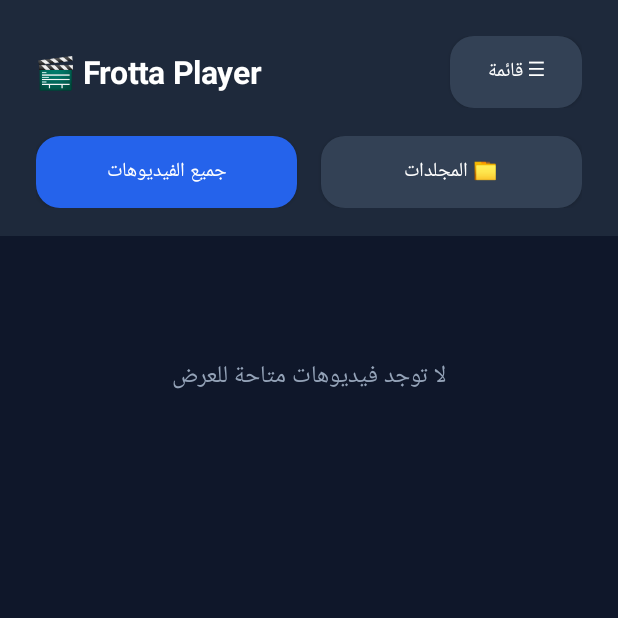
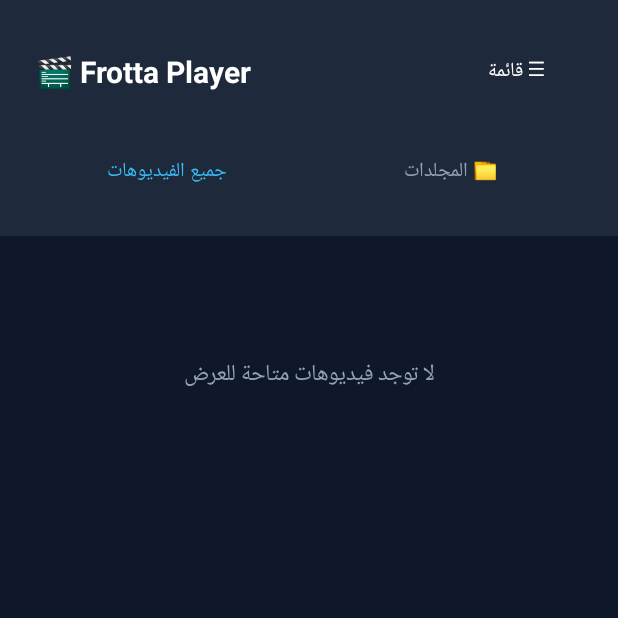
Before and after one commit to froottaa1/FrottaPlayer, an Android app: the screen it shows after launch (MainActivity), after a tap on "جميع الفيديوهات", on a phone screen of 412 x 824 dp, the top half of it. Run offline under Robolectric (Android 15) with nearby library versions, the phone set to English and light mode, and no system bars; 1 other tap on this screen came first.

Commit message:
Refactor UI elements and improve layout styles
Refactor UI components to use transparent buttons and adjust text sizes for better aesthetics. Removed unnecessary comments and optimized layout parameters.

```diff
--- a/app/src/main/java/com/frotta/player/MainActivity.kt
+++ b/app/src/main/java/com/frotta/player/MainActivity.kt
@@ -72,7 +72,6 @@ data class FolderItem(
 @OptIn(UnstableApi::class)
 class MainActivity : AppCompatActivity() {
 
-    // عناصر الواجهة الرئيسية (المعرض)
     private lateinit var rootFrame: FrameLayout
     private lateinit var browserContainer: LinearLayout
     private lateinit var recyclerView: RecyclerView
@@ -83,19 +82,16 @@ class MainActivity : AppCompatActivity() {
     private lateinit var subHeaderTitle: TextView
     private lateinit var emptyMsgText: TextView
 
-    // بيانات الفيديوهات والمجلدات
     private val allVideos = mutableListOf<VideoItem>()
     private val foldersList = mutableListOf<FolderItem>()
     private var isFolderTab = false
     private var currentOpenedFolder: FolderItem? = null
     private var isGridView = false
 
-    // تحميل الصور المصغرة في الخلفية
     private val thumbExecutor = Executors.newFixedThreadPool(4)
     private val mainHandler = Handler(Looper.getMainLooper())
     private val thumbCache = object : LruCache<Long, Bitmap>(40) {}
 
-    // عناصر مشغل الفيديو
     private lateinit var playerContainer: FrameLayout
     private lateinit var playerView: PlayerView
     private lateinit var controlsOverlay: FrameLayout
@@ -113,12 +109,11 @@ class MainActivity : AppCompatActivity() {
     private var isLandscape = false
     private var currentResizeMode = AspectRatioFrameLayout.RESIZE_MODE_FIT
 
-    // متغيرات التحكم باللمس والسحب (الصوت، السطوع، التقديم)
     private lateinit var audioManager: AudioManager
     private var touchStartX = 0f
     private var touchStartY = 0f
     private var isSwiping = false
-    private var swipeMode = 0 // 0=None, 1=Brightness, 2=Volume, 3=Seek
+    private var swipeMode = 0
     private var initialBrightness = 0.5f
     private var initialVolume = 0
     private var maxVolume = 15
@@ -215,7 +210,6 @@ class MainActivity : AppCompatActivity() {
             )
         }
 
-        // الشريط العلوي للمعرض
         val header = LinearLayout(this).apply {
             orientation = LinearLayout.HORIZONTAL
             gravity = Gravity.CENTER_VERTICAL
@@ -225,13 +219,13 @@ class MainActivity : AppCompatActivity() {
 
         val title = TextView(this).apply {
             text = "🎬 Frotta Player"
-            textSize = 21f
+            textSize = 20f
             setTextColor(Color.WHITE)
             setTypeface(null, Typeface.BOLD)
             layoutParams = LinearLayout.LayoutParams(0, ViewGroup.LayoutParams.WRAP_CONTENT, 1f)
         }
 
-        layoutToggleBtn = createPillButton("⊞ شبكة", "#334155").apply {
+        layoutToggleBtn = createTransparentButton("⊞ شبكة").apply {
             setOnClickListener {
                 isGridView = !isGridView
                 text = if (isGridView) "☰ قائمة" else "⊞ شبكة"
@@ -242,14 +236,13 @@ class MainActivity : AppCompatActivity() {
         header.addView(title)
         header.addView(layoutToggleBtn)
 
-        // شريط التبويبات (جميع الفيديوهات | المجلدات)
         val tabsRow = LinearLayout(this).apply {
             orientation = LinearLayout.HORIZONTAL
             setBackgroundColor(Color.parseColor("#1E293B"))
             setPadding(36, 0, 36, 28)
         }
 
-        tabAllVideosBtn = createPillButton("جميع الفيديوهات", "#2563EB").apply {
+        tabAllVideosBtn = createTransparentButton("جميع الفيديوهات").apply {
             layoutParams = LinearLayout.LayoutParams(0, ViewGroup.LayoutParams.WRAP_CONTENT, 1f).apply {
                 marginEnd = 12
             }
@@ -261,7 +254,7 @@ class MainActivity : AppCompatActivity() {
             }
         }
 
-        tabFoldersBtn = createPillButton("📁 المجلدات", "#334155").apply {
+        tabFoldersBtn = createTransparentButton("📁 المجلدات").apply {
             layoutParams = LinearLayout.LayoutParams(0, ViewGroup.LayoutParams.WRAP_CONTENT, 1f).apply {
                 marginStart = 12
             }
@@ -276,7 +269,6 @@ class MainActivity : AppCompatActivity() {
         tabsRow.addView(tabAllVideosBtn)
         tabsRow.addView(tabFoldersBtn)
 
-        // شريط عنوان المجلد المفتوح
         subHeaderBar = LinearLayout(this).apply {
             orientation = LinearLayout.HORIZONTAL
             gravity = Gravity.CENTER_VERTICAL
@@ -285,7 +277,7 @@ class MainActivity : AppCompatActivity() {
             visibility = View.GONE
         }
 
-        val backFolderBtn = createPillButton("⬅ رجوع للمجلدات", "#334155").apply {
+        val backFolderBtn = createTransparentButton("⬅ رجوع").apply {
             setOnClickListener {
                 currentOpenedFolder = null
                 refreshBrowserList()
@@ -293,7 +285,7 @@ class MainActivity : AppCompatActivity() {
         }
 
         subHeaderTitle = TextView(this).apply {
-            textSize = 16f
+            textSize = 15f
             setTextColor(Color.parseColor("#38BDF8"))
             setTypeface(null, Typeface.BOLD)
             setPadding(24, 0, 24, 0)
@@ -304,7 +296,7 @@ class MainActivity : AppCompatActivity() {
 
         emptyMsgText = TextView(this).apply {
             text = "جاري فحص الفيديوهات على الهاتف..."
-            textSize = 16f
+            textSize = 15f
             setTextColor(Color.parseColor("#94A3B8"))
             gravity = Gravity.CENTER
             setPadding(48, 120, 48, 48)
@@ -339,7 +331,7 @@ class MainActivity : AppCompatActivity() {
         }
 
         playerView = PlayerView(this).apply {
-            useController = false // نستخدم واجهة التحكم المخصصة بأسفل اليسار
+            useController = false
             resizeMode = currentResizeMode
             layoutParams = FrameLayout.LayoutParams(
                 FrameLayout.LayoutParams.MATCH_PARENT,
@@ -347,7 +339,6 @@ class MainActivity : AppCompatActivity() {
             )
         }
 
-        // طبقة استقبال اللمس والسحب (سطوع، صوت، تقديم/تأخير)
         val gestureSurface = View(this).apply {
             layoutParams = FrameLayout.LayoutParams(
                 FrameLayout.LayoutParams.MATCH_PARENT,
@@ -356,16 +347,15 @@ class MainActivity : AppCompatActivity() {
             setOnTouchListener { _, event -> handlePlayerTouch(event) }
         }
 
-        // مؤشر السحب في منتصف الشاشة
         gestureIndicator = TextView(this).apply {
-            textSize = 20f
+            textSize = 18f
             setTextColor(Color.WHITE)
             setTypeface(null, Typeface.BOLD)
             gravity = Gravity.CENTER
-            setPadding(48, 28, 48, 28)
+            setPadding(40, 24, 40, 24)
             background = GradientDrawable().apply {
                 setColor(Color.parseColor("#CC000000"))
-                cornerRadius = 32f
+                cornerRadius = 28f
             }
             visibility = View.GONE
             layoutParams = FrameLayout.LayoutParams(
@@ -375,7 +365,6 @@ class MainActivity : AppCompatActivity() {
             )
         }
 
-        // واجهة أزرار المشغل المخصصة
         controlsOverlay = FrameLayout(this).apply {
             layoutParams = FrameLayout.LayoutParams(
                 FrameLayout.LayoutParams.MATCH_PARENT,
@@ -383,12 +372,11 @@ class MainActivity : AppCompatActivity() {
             )
         }
 
-        // الشريط العلوي للمشغل
         val topPlayerBar = LinearLayout(this).apply {
             orientation = LinearLayout.HORIZONTAL
             gravity = Gravity.CENTER_VERTICAL
             setBackgroundColor(Color.parseColor("#99000000"))
-            setPadding(28, 24, 28, 24)
+            setPadding(24, 20, 24, 20)
             layoutParams = FrameLayout.LayoutParams(
                 FrameLayout.LayoutParams.MATCH_PARENT,
                 FrameLayout.LayoutParams.WRAP_CONTENT,
@@ -396,32 +384,32 @@ class MainActivity : AppCompatActivity() {
             )
         }
 
-        val closePlayerBtn = createPillButton("⬅ رجوع", "#1E293B").apply {
+        val closePlayerBtn = createTransparentButton("⬅ رجوع").apply {
             setOnClickListener { closeVideoPlayer() }
         }
 
         playerTitleText = TextView(this).apply {
-            textSize = 15f
+            textSize = 14f
             setTextColor(Color.WHITE)
             setTypeface(null, Typeface.BOLD)
             maxLines = 1
             ellipsize = TextUtils.TruncateAt.END
-            setPadding(24, 0, 24, 0)
+            setPadding(20, 0, 20, 0)
             layoutParams = LinearLayout.LayoutParams(0, ViewGroup.LayoutParams.WRAP_CONTENT, 1f)
         }
 
-        val ratioBtn = createPillButton("📐 الأبعاد", "#1E293B").apply {
+        val ratioBtn = createTransparentButton("📐 الأبعاد").apply {
             setOnClickListener {
                 toggleResizeMode()
                 scheduleHideControls()
             }
         }
 
-        val rotateBtn = createPillButton("🔄 تدوير", "#1E293B").apply {
+        val rotateBtn = createTransparentButton("🔄 تدوير").apply {
             layoutParams = LinearLayout.LayoutParams(
                 ViewGroup.LayoutParams.WRAP_CONTENT,
                 ViewGroup.LayoutParams.WRAP_CONTENT
-            ).apply { marginStart = 12 }
+            ).apply { marginStart = 8 }
             setOnClickListener {
                 toggleOrientation()
                 scheduleHideControls()
@@ -433,21 +421,18 @@ class MainActivity : AppCompatActivity() {
         topPlayerBar.addView(ratioBtn)
         topPlayerBar.addView(rotateBtn)
 
-        // الشريط السفلي (شريط الوقت + أزرار التشغيل في الأسفل على اليسار)
         val bottomPlayerBar = LinearLayout(this).apply {
             orientation = LinearLayout.VERTICAL
             setBackgroundColor(Color.parseColor("#99000000"))
-            setPadding(32, 16, 32, 28)
+            setPadding(28, 12, 28, 24)
             layoutParams = FrameLayout.LayoutParams(
                 FrameLayout.LayoutParams.MATCH_PARENT,
                 FrameLayout.LayoutParams.WRAP_CONTENT,
                 Gravity.BOTTOM
             )
-            // نفرض اتجاه LTR في شريط المشغل السفلي لتكون الأزرار دائماً في أقصى اليسار
             layoutDirection = View.LAYOUT_DIRECTION_LTR
         }
 
-        // صف شريط التقدم والوقت
         val seekRow = LinearLayout(this).apply {
             orientation = LinearLayout.HORIZONTAL
             gravity = Gravity.CENTER_VERTICAL
@@ -456,13 +441,13 @@ class MainActivity : AppCompatActivity() {
         currentTimeText = TextView(this).apply {
             text = "00:00"
             setTextColor(Color.WHITE)
-            textSize = 13f
+            textSize = 12f
         }
 
         seekBar = SeekBar(this).apply {
             layoutParams = LinearLayout.LayoutParams(0, ViewGroup.LayoutParams.WRAP_CONTENT, 1f).apply {
-                marginStart = 16
-                marginEnd = 16
+                marginStart = 12
+                marginEnd = 12
             }
             setOnSeekBarChangeListener(object : SeekBar.OnSeekBarChangeListener {
                 override fun onProgressChanged(sb: SeekBar?, progress: Int, fromUser: Boolean) {
@@ -483,34 +468,33 @@ class MainActivity : AppCompatActivity() {
         totalTimeText = TextView(this).apply {
             text = "00:00"
             setTextColor(Color.parseColor("#CBD5E1"))
-            textSize = 13f
+            textSize = 12f
         }
 
         seekRow.addView(currentTimeText)
         seekRow.addView(seekBar)
         seekRow.addView(totalTimeText)
 
-        // صف أزرار التحكم الموضوعة في الأسفل جهة اليسار حتى لا تغطي الفيديو
         val bottomLeftControlsRow = LinearLayout(this).apply {
             orientation = LinearLayout.HORIZONTAL
             gravity = Gravity.START or Gravity.CENTER_VERTICAL
-            setPadding(8, 12, 8, 0)
+            setPadding(4, 8, 4, 0)
         }
 
-        val rewindBtn = createPillButton("⏪ -10s", "#1E293B").apply {
+        val rewindBtn = createTransparentButton("⏪ -10s").apply {
             setOnClickListener {
                 exoPlayer?.let { p -> p.seekTo((p.currentPosition - 10_000L).coerceAtLeast(0L)) }
                 scheduleHideControls()
             }
         }
 
-        playPauseBtn = createPillButton("⏸ إيقاف", "#2563EB").apply {
+        playPauseBtn = createTransparentButton("⏸ إيقاف").apply {
             layoutParams = LinearLayout.LayoutParams(
                 ViewGroup.LayoutParams.WRAP_CONTENT,
                 ViewGroup.LayoutParams.WRAP_CONTENT
             ).apply {
-                marginStart = 16
-                marginEnd = 16
+                marginStart = 12
+                marginEnd = 12
             }
             setOnClickListener {
                 exoPlayer?.let { p ->
@@ -521,7 +505,7 @@ class MainActivity : AppCompatActivity() {
             }
         }
 
-        val forwardBtn = createPillButton("⏩ +10s", "#1E293B").apply {
+        val forwardBtn = createTransparentButton("⏩ +10s").apply {
             setOnClickListener {
                 exoPlayer?.let { p ->
                     val dur = p.duration.coerceAtLeast(0L)
@@ -547,7 +531,6 @@ class MainActivity : AppCompatActivity() {
         playerContainer.addView(gestureIndicator)
     }
 
-    // معالجة إيماءات اللمس والسحب (يسار: سطوع، يمين: صوت، أفقي: تقديم وتأخير)
     private fun handlePlayerTouch(event: MotionEvent): Boolean {
         val screenW = playerContainer.width.coerceAtLeast(1)
         val screenH = playerContainer.height.coerceAtLeast(1)
@@ -569,14 +552,14 @@ class MainActivity : AppCompatActivity() {
 
             MotionEvent.ACTION_MOVE -> {
                 val dx = event.x - touchStartX
-                val dy = touchStartY - event.y // للأعلى موجب، للأسفل سالب
+                val dy = touchStartY - event.y
 
                 if (!isSwiping && (abs(dx) > 35f || abs(dy) > 35f)) {
                     isSwiping = true
                     swipeMode = if (abs(dx) > abs(dy)) {
-                        3 // سحب أفقي للتقديم والتأخير
+                        3
                     } else {
-                        if (touchStartX < screenW / 2f) 1 else 2 // 1: يسار (سطوع)، 2: يمين (صوت)
+                        if (touchStartX < screenW / 2f) 1 else 2
                     }
                     gestureIndicator.visibility = View.VISIBLE
                     mainHandler.removeCallbacks(hideControlsRunnable)
@@ -584,7 +567,7 @@ class MainActivity : AppCompatActivity() {
 
                 if (isSwiping) {
                     when (swipeMode) {
-                        1 -> { // التحكم في السطوع (النصف الأيسر)
+                        1 -> {
                             val delta = dy / (screenH * 0.65f)
                             val newBri = (initialBrightness + delta).coerceIn(0.02f, 1.0f)
                             val lp = window.attributes
@@ -593,16 +576,15 @@ class MainActivity : AppCompatActivity() {
                             val pct = (newBri * 100).toInt()
                             gestureIndicator.text = "☀️ السطوع: $pct%"
                         }
-                        2 -> { // التحكم في الصوت (النصف الأيمن)
+                        2 -> {
                             val delta = dy / (screenH * 0.65f)
                             val newVol = (initialVolume + (delta * maxVolume)).toInt().coerceIn(0, maxVolume)
                             audioManager.setStreamVolume(AudioManager.STREAM_MUSIC, newVol, 0)
                             val pct = ((newVol.toFloat() / maxVolume) * 100).toInt()
                             gestureIndicator.text = "🔊 الصوت: $pct%"
                         }
-                        3 -> { // التقديم والتأخير بالسحب يميناً ويساراً
+                        3 -> {
                             val duration = (exoPlayer?.duration ?: 0L).coerceAtLeast(1L)
-                            // السحب بعرض الشاشة يساوي تقديم/تأخير 90 ثانية
                             val seekDelta = ((dx / screenW) * 90_000L).toLong()
                             targetSeekPosition = (initialSeekPosition + seekDelta).coerceIn(0L, duration)
                             val diffSec = (targetSeekPosition - initialSeekPosition) / 1000
@@ -622,7 +604,6 @@ class MainActivity : AppCompatActivity() {
                     gestureIndicator.visibility = View.GONE
                     scheduleHideControls()
                 } else {
-                    // ضغطة عادية لإظهار أو إخفاء أزرار التحكم
                     toggleControlsVisibility()
                 }
                 isSwiping = false
@@ -754,16 +735,8 @@ class MainActivity : AppCompatActivity() {
     }
 
     private fun updateTabButtonsStyle() {
-        val activeBg = GradientDrawable().apply {
-            setColor(Color.parseColor("#2563EB"))
-            cornerRadius = 24f
-        }
-        val inactiveBg = GradientDrawable().apply {
-            setColor(Color.parseColor("#334155"))
-            cornerRadius = 24f
-        }
-        tabAllVideosBtn.background = if (!isFolderTab) activeBg else inactiveBg
-        tabFoldersBtn.background = if (isFolderTab) activeBg else inactiveBg
+        tabAllVideosBtn.setTextColor(if (!isFolderTab) Color.parseColor("#38BDF8") else Color.parseColor("#94A3B8"))
+        tabFoldersBtn.setTextColor(if (isFolderTab) Color.parseColor("#38BDF8") else Color.parseColor("#94A3B8"))
     }
 
     private fun initializeExoPlayer() {
@@ -869,7 +842,6 @@ class MainActivity : AppCompatActivity() {
         })
     }
 
-    // محول عرض الفيديوهات مع الصور المصغرة (يدعم القائمة والشبكة)
     inner class VideoAdapter(
         private val items: List<VideoItem>,
         private val onClick: (VideoItem) -> Unit
@@ -886,7 +858,7 @@ class MainActivity : AppCompatActivity() {
         override fun onCreateViewHolder(parent: ViewGroup, viewType: Int): VideoVH {
             val cardBg = GradientDrawable().apply {
                 setColor(Color.parseColor("#1E293B"))
-                cornerRadius = 24f
+                cornerRadius = 20f
             }
 
             val thumbFrame = FrameLayout(parent.context)
@@ -901,10 +873,10 @@ class MainActivity : AppCompatActivity() {
             val badge = TextView(parent.context).apply {
                 textSize = 11f
                 setTextColor(Color.WHITE)
-                setPadding(14, 4, 14, 4)
+                setPadding(12, 2, 12, 2)
                 background = GradientDrawable().apply {
                     setColor(Color.parseColor("#CC000000"))
-                    cornerRadius = 12f
+                    cornerRadius = 10f
                 }
                 layoutParams = FrameLayout.LayoutParams(
                     FrameLayout.LayoutParams.WRAP_CONTENT,
@@ -915,18 +887,19 @@ class MainActivity : AppCompatActivity() {
             thumbFrame.addView(imageView)
             thumbFrame.addView(badge)
 
+            // تصغير حجم الخط لاسم الفيديو ليصبح أكثر تناسقاً واحترافية
             val titleTv = TextView(parent.context).apply {
-                textSize = 15f
+                textSize = 13f
                 setTextColor(Color.WHITE)
-                setTypeface(null, Typeface.BOLD)
+                setTypeface(null, Typeface.NORMAL)
                 maxLines = 2
                 ellipsize = TextUtils.TruncateAt.END
             }
 
             val metaTv = TextView(parent.context).apply {
-                textSize = 12f
+                textSize = 11f
                 setTextColor(Color.parseColor("#94A3B8"))
-                setPadding(0, 8, 0, 0)
+                setPadding(0, 4, 0, 0)
             }
 
             val container = LinearLayout(parent.context).apply {
@@ -934,30 +907,30 @@ class MainActivity : AppCompatActivity() {
                 val lp = RecyclerView.LayoutParams(
                     ViewGroup.LayoutParams.MATCH_PARENT,
                     ViewGroup.LayoutParams.WRAP_CONTENT
-                ).apply { setMargins(12, 12, 12, 12) }
+                ).apply { setMargins(10, 10, 10, 10) }
                 layoutParams = lp
             }
 
             if (isGridView) {
                 container.orientation = LinearLayout.VERTICAL
-                container.setPadding(20, 20, 20, 20)
+                container.setPadding(16, 16, 16, 16)
                 thumbFrame.layoutParams = LinearLayout.LayoutParams(
                     ViewGroup.LayoutParams.MATCH_PARENT,
-                    260
+                    240
                 )
-                titleTv.setPadding(0, 16, 0, 0)
+                titleTv.setPadding(0, 12, 0, 0)
                 container.addView(thumbFrame)
                 container.addView(titleTv)
                 container.addView(metaTv)
             } else {
                 container.orientation = LinearLayout.HORIZONTAL
                 container.gravity = Gravity.CENTER_VERTICAL
-                container.setPadding(20, 20, 20, 20)
-                thumbFrame.layoutParams = LinearLayout.LayoutParams(280, 165)
+                container.setPadding(16, 16, 16, 16)
+                thumbFrame.layoutParams = LinearLayout.LayoutParams(260, 150)
 
                 val textCol = LinearLayout(parent.context).apply {
                     orientation = LinearLayout.VERTICAL
-                    setPadding(24, 0, 12, 0)
+                    setPadding(20, 0, 8, 0)
                     layoutParams = LinearLayout.LayoutParams(0, ViewGroup.LayoutParams.WRAP_CONTENT, 1f)
                 }
                 textCol.addView(titleTv)
@@ -1002,7 +975,6 @@ class MainActivity : AppCompatActivity() {
         override fun getItemCount(): Int = items.size
     }
 
-    // محول عرض المجلدات (يدعم القائمة والشبكة)
     inner class FolderAdapter(
         private val folders: List<FolderItem>,
         private val onClick: (FolderItem) -> Unit
@@ -1017,17 +989,17 @@ class MainActivity : AppCompatActivity() {
         override fun onCreateViewHolder(parent: ViewGroup, viewType: Int): FolderVH {
             val cardBg = GradientDrawable().apply {
                 setColor(Color.parseColor("#1E293B"))
-                cornerRadius = 24f
+                cornerRadius = 20f
             }
 
             val iconTv = TextView(parent.context).apply {
                 text = "📁"
-                textSize = if (isGridView) 42f else 32f
+                textSize = if (isGridView) 36f else 28f
                 gravity = Gravity.CENTER
             }
 
             val nameTv = TextView(parent.context).apply {
-                textSize = 16f
+                textSize = 14f
                 setTextColor(Color.WHITE)
                 setTypeface(null, Typeface.BOLD)
                 maxLines = 1
@@ -1035,18 +1007,18 @@ class MainActivity : AppCompatActivity() {
             }
 
             val countTv = TextView(parent.context).apply {
-                textSize = 13f
+                textSize = 12f
                 setTextColor(Color.parseColor("#38BDF8"))
-                setPadding(0, 6, 0, 0)
+                setPadding(0, 4, 0, 0)
             }
 
             val container = LinearLayout(parent.context).apply {
                 background = cardBg
-                setPadding(32, 28, 32, 28)
+                setPadding(28, 24, 28, 24)
                 val lp = RecyclerView.LayoutParams(
                     ViewGroup.LayoutParams.MATCH_PARENT,
                     ViewGroup.LayoutParams.WRAP_CONTENT
-                ).apply { setMargins(12, 12, 12, 12) }
+                ).apply { setMargins(10, 10, 10, 10) }
                 layoutParams = lp
             }
 
@@ -1054,7 +1026,7 @@ class MainActivity : AppCompatActivity() {
                 container.orientation = LinearLayout.VERTICAL
                 container.gravity = Gravity.CENTER
                 nameTv.gravity = Gravity.CENTER
-                nameTv.setPadding(0, 12, 0, 0)
+                nameTv.setPadding(0, 10, 0, 0)
                 countTv.gravity = Gravity.CENTER
                 container.addView(iconTv)
                 container.addView(nameTv)
@@ -1064,7 +1036,7 @@ class MainActivity : AppCompatActivity() {
                 container.gravity = Gravity.CENTER_VERTICAL
                 val textCol = LinearLayout(parent.context).apply {
                     orientation = LinearLayout.VERTICAL
-                    setPadding(28, 0, 12, 0)
+                    setPadding(24, 0, 8, 0)
                     layoutParams = LinearLayout.LayoutParams(0, ViewGroup.LayoutParams.WRAP_CONTENT, 1f)
                 }
                 textCol.addView(nameTv)
@@ -1104,18 +1076,15 @@ class MainActivity : AppCompatActivity() {
         }
     }
 
-    private fun createPillButton(label: String, hexBg: String): Button {
-        val bg = GradientDrawable().apply {
-            setColor(Color.parseColor(hexBg))
-            cornerRadius = 24f
-        }
+    // دالة إنشاء الأزرار الشفافة بدون خلفيات (إلغاء المربعات الملونة للأزرار بالكامل)
+    private fun createTransparentButton(label: String): Button {
         return Button(this).apply {
             text = label
             setTextColor(Color.WHITE)
             textSize = 13f
             isAllCaps = false
-            background = bg
-            setPadding(28, 14, 28, 14)
+            setBackgroundColor(Color.TRANSPARENT)
+            setPadding(16, 12, 16, 12)
         }
     }
 
```
